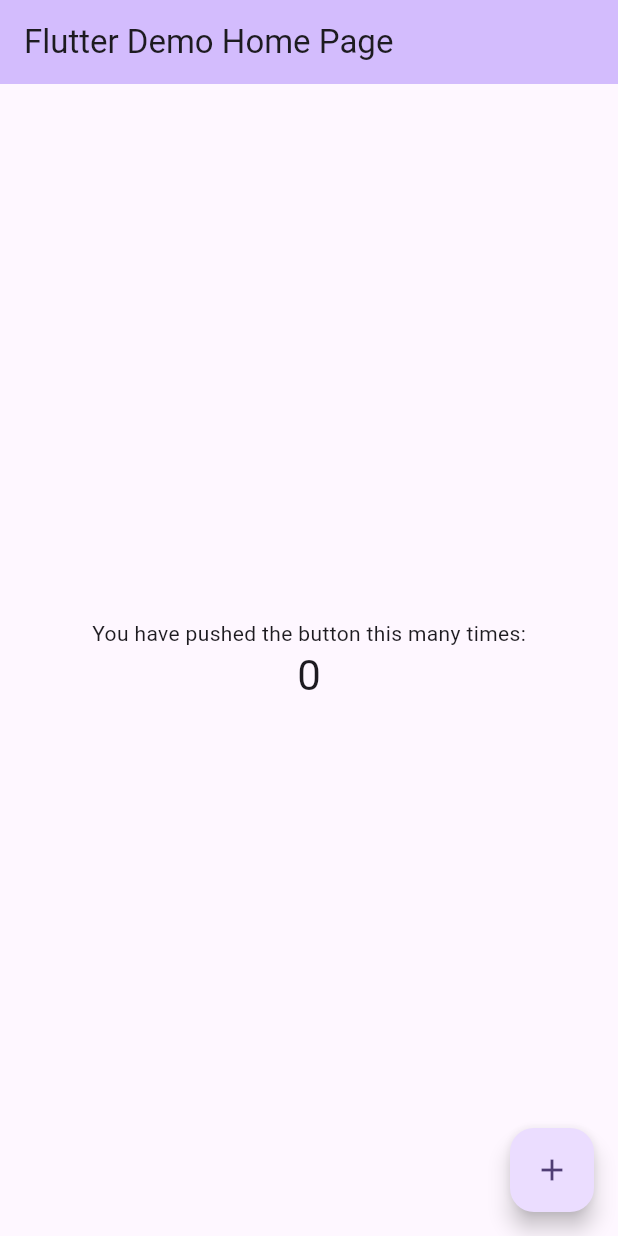
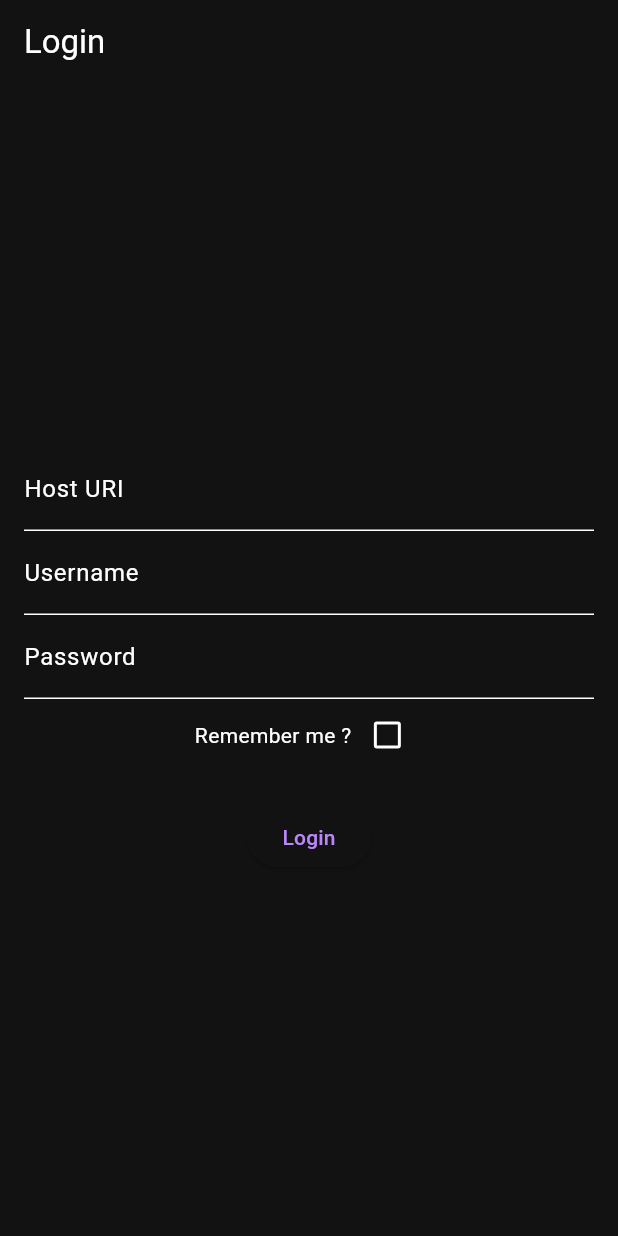
Before and after one commit to ethicnology/magneto, a Flutter app: the screen it shows after launch, on a phone screen of 412 x 824 dp. Run offline on Flutter 3.47's test engine with Material 2 defaults, Android fonts, the phone set to English and light mode, and no system bars; our stand-ins replace shared_preferences; missing offline and left inert: transmission.

Commit message:
feat: splash, login, torrents pages

```diff
--- a/lib/main.dart
+++ b/lib/main.dart
@@ -1,4 +1,5 @@
 import 'package:flutter/material.dart';
+import 'package:magnetic/pages/splash.dart';
 
 void main() {
   runApp(const MyApp());
@@ -11,7 +12,7 @@ class MyApp extends StatelessWidget {
   @override
   Widget build(BuildContext context) {
     return MaterialApp(
-      title: 'Flutter Demo',
+      title: 'magnetic',
       theme: ThemeData(
         // This is the theme of your application.
         //
@@ -28,98 +29,10 @@ class MyApp extends StatelessWidget {
         //
         // This works for code too, not just values: Most code changes can be
         // tested with just a hot reload.
-        colorScheme: ColorScheme.fromSeed(seedColor: Colors.deepPurple),
+        colorScheme: const ColorScheme.dark(),
         useMaterial3: true,
       ),
-      home: const MyHomePage(title: 'Flutter Demo Home Page'),
+      home: const SplashPage(),
     );
   }
 }
-
-class MyHomePage extends StatefulWidget {
-  const MyHomePage({super.key, required this.title});
-
-  // This widget is the home page of your application. It is stateful, meaning
-  // that it has a State object (defined below) that contains fields that affect
-  // how it looks.
-
-  // This class is the configuration for the state. It holds the values (in this
-  // case the title) provided by the parent (in this case the App widget) and
-  // used by the build method of the State. Fields in a Widget subclass are
-  // always marked "final".
-
-  final String title;
-
-  @override
-  State<MyHomePage> createState() => _MyHomePageState();
-}
-
-class _MyHomePageState extends State<MyHomePage> {
-  int _counter = 0;
-
-  void _incrementCounter() {
-    setState(() {
-      // This call to setState tells the Flutter framework that something has
-      // changed in this State, which causes it to rerun the build method below
-      // so that the display can reflect the updated values. If we changed
-      // _counter without calling setState(), then the build method would not be
-      // called again, and so nothing would appear to happen.
-      _counter++;
-    });
-  }
-
-  @override
-  Widget build(BuildContext context) {
-    // This method is rerun every time setState is called, for instance as done
-    // by the _incrementCounter method above.
-    //
-    // The Flutter framework has been optimized to make rerunning build methods
-    // fast, so that you can just rebuild anything that needs updating rather
-    // than having to individually change instances of widgets.
-    return Scaffold(
-      appBar: AppBar(
-        // TRY THIS: Try changing the color here to a specific color (to
-        // Colors.amber, perhaps?) and trigger a hot reload to see the AppBar
-        // change color while the other colors stay the same.
-        backgroundColor: Theme.of(context).colorScheme.inversePrimary,
-        // Here we take the value from the MyHomePage object that was created by
-        // the App.build method, and use it to set our appbar title.
-        title: Text(widget.title),
-      ),
-      body: Center(
-        // Center is a layout widget. It takes a single child and positions it
-        // in the middle of the parent.
-        child: Column(
-          // Column is also a layout widget. It takes a list of children and
-          // arranges them vertically. By default, it sizes itself to fit its
-          // children horizontally, and tries to be as tall as its parent.
-          //
-          // Column has various properties to control how it sizes itself and
-          // how it positions its children. Here we use mainAxisAlignment to
-          // center the children vertically; the main axis here is the vertical
-          // axis because Columns are vertical (the cross axis would be
-          // horizontal).
-          //
-          // TRY THIS: Invoke "debug painting" (choose the "Toggle Debug Paint"
-          // action in the IDE, or press "p" in the console), to see the
-          // wireframe for each widget.
-          mainAxisAlignment: MainAxisAlignment.center,
-          children: <Widget>[
-            const Text(
-              'You have pushed the button this many times:',
-            ),
-            Text(
-              '$_counter',
-              style: Theme.of(context).textTheme.headlineMedium,
-            ),
-          ],
-        ),
-      ),
-      floatingActionButton: FloatingActionButton(
-        onPressed: _incrementCounter,
-        tooltip: 'Increment',
-        child: const Icon(Icons.add),
-      ), // This trailing comma makes auto-formatting nicer for build methods.
-    );
-  }
-}
--- /dev/null
+++ b/lib/models/preferences.dart
@@ -0,0 +1,23 @@
+import 'package:shared_preferences/shared_preferences.dart';
+
+class Preferences {
+  Preferences();
+
+  static Future<void> save(Map<String, String> map) async {
+    final prefs = await SharedPreferences.getInstance();
+    for (var key in map.keys) {
+      var value = map[key]!;
+      prefs.setString(key, value);
+    }
+  }
+
+  static Future<Map<String, String>> load() async {
+    var map = <String, String>{};
+    final prefs = await SharedPreferences.getInstance();
+    var keys = prefs.getKeys();
+    for (var key in keys) {
+      map[key] = prefs.getString(key)!;
+    }
+    return map;
+  }
+}
--- /dev/null
+++ b/lib/pages/login.dart
@@ -0,0 +1,85 @@
+import 'package:flutter/material.dart';
+import 'package:magnetic/pages/torrents.dart';
+import 'package:magnetic/models/preferences.dart';
+import 'package:transmission/transmission.dart';
+
+class LoginPage extends StatefulWidget {
+  const LoginPage({super.key});
+
+  @override
+  State<LoginPage> createState() => _LoginPageState();
+}
+
+class _LoginPageState extends State<LoginPage> {
+  var host = TextEditingController();
+  var username = TextEditingController();
+  var password = TextEditingController();
+  var isSaveInSharedPreferences = false;
+
+  @override
+  Widget build(BuildContext context) {
+    return Scaffold(
+      appBar:
+          AppBar(title: const Text('Login'), automaticallyImplyLeading: false),
+      body: Padding(
+        padding: const EdgeInsets.all(16.0),
+        child: Column(
+          mainAxisAlignment: MainAxisAlignment.center,
+          children: <Widget>[
+            TextFormField(
+              controller: host,
+              decoration: const InputDecoration(labelText: 'Host URI'),
+            ),
+            TextFormField(
+              controller: username,
+              decoration: const InputDecoration(labelText: 'Username'),
+            ),
+            TextFormField(
+              controller: password,
+              decoration: const InputDecoration(labelText: 'Password'),
+              obscureText: true,
+            ),
+            Row(
+              mainAxisAlignment: MainAxisAlignment.center,
+              children: [
+                const Text('Remember me ?'),
+                Checkbox(
+                  value: isSaveInSharedPreferences,
+                  onChanged: (newValue) {
+                    setState(() => isSaveInSharedPreferences = newValue!);
+                  },
+                ),
+              ],
+            ),
+            const SizedBox(height: 20),
+            ElevatedButton(
+              onPressed: () async {
+                var url = Uri.parse(host.text).resolve('/transmission/rpc');
+
+                var transmission = Transmission(
+                    baseUrl: url.toString(),
+                    username: username.text,
+                    password: password.text);
+
+                if (isSaveInSharedPreferences) {
+                  Preferences.save({
+                    'host': url.toString(),
+                    'username': username.text,
+                    'password': password.text,
+                  });
+                }
+
+                Navigator.push(
+                    context,
+                    MaterialPageRoute(
+                        builder: ((context) =>
+                            TorrentsPage(transmission: transmission))));
+              },
+              child: const Text('Login'),
+            ),
+          ],
+        ),
+      ),
+    );
+  }
+}
--- /dev/null
+++ b/lib/pages/splash.dart
@@ -0,0 +1,65 @@
+import 'package:flutter/material.dart';
+import 'package:magnetic/pages/login.dart';
+import 'package:magnetic/pages/torrents.dart';
+import 'package:magnetic/models/preferences.dart';
+import 'package:transmission/transmission.dart';
+
+class SplashPage extends StatefulWidget {
+  const SplashPage({super.key});
+
+  @override
+  State<SplashPage> createState() => _SplashPageState();
+}
+
+class _SplashPageState extends State<SplashPage> {
+  String host = '';
+  String username = '';
+  String password = '';
+
+  loadSharedPreferences() async {
+    var map = await Preferences.load();
+    if (map.containsKey('username') &&
+        map.containsKey('password') &&
+        map.containsKey('host')) {
+      host = Uri.parse(map['host']!).toString();
+      username = map['username']!;
+      password = map['password']!;
+    }
+
+    if (host.isNotEmpty && username.isNotEmpty && password.isNotEmpty) {
+      if (!mounted) return;
+      Navigator.push(
+        context,
+        MaterialPageRoute(
+          builder: (context) => TorrentsPage(
+            transmission: Transmission(
+              baseUrl: host,
+              username: username,
+              password: password,
+            ),
+          ),
+        ),
+      );
+    } else {
+      if (!mounted) return;
+      Navigator.push(
+        context,
+        MaterialPageRoute(
+          builder: (context) => const LoginPage(),
+        ),
+      );
+    }
+  }
+
+  @override
+  void initState() {
+    loadSharedPreferences();
+
+    super.initState();
+  }
+
+  @override
+  Widget build(BuildContext context) {
+    return const Center(child: CircularProgressIndicator());
+  }
+}
```
Also changed, not shown: lib/pages/torrents.dart (added, +41 -0 lines), lib/widgets/datatile.dart (added, +70 -0 lines), lib/widgets/torrent.dart (added, +76 -0 lines), pubspec.yaml (+6 -1 lines), pubspec.lock.
